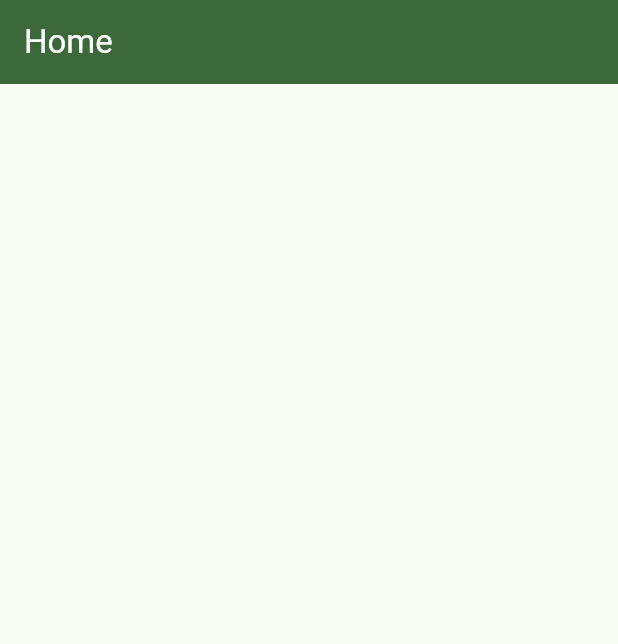
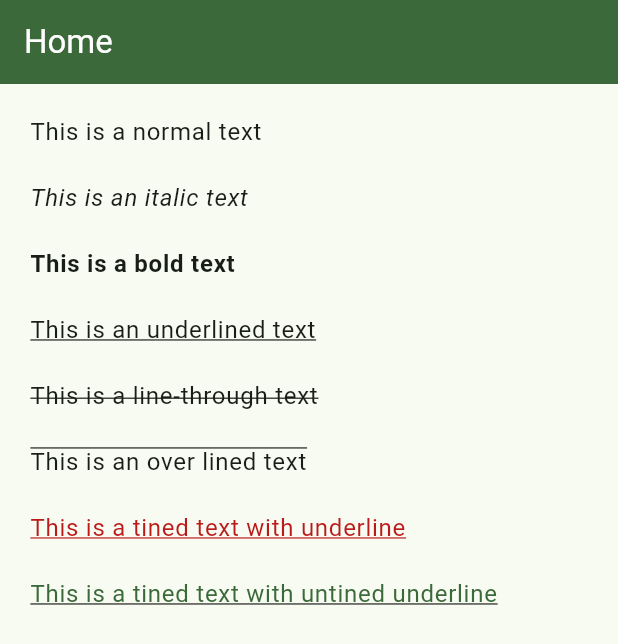
Before and after one commit to m11v/mint_flutter_extensions, a Flutter app: the screen it shows after launch, on a phone screen of 412 x 824 dp. Shown: the top 644 px of the screen. Run offline on Flutter 3.47's test engine with Material 3 defaults, Android fonts, the phone set to English and light mode, and no system bars.

Commit message:
Add extensions for TextStyle (#8)

```diff
--- a/example/lib/main.dart
+++ b/example/lib/main.dart
@@ -44,7 +44,70 @@ class MyHomePage extends StatelessWidget {
           ),
         ),
       ),
-      body: Container(),
+      body: Container(
+        padding: const EdgeInsets.all(20),
+        alignment: Alignment.topCenter,
+        child: ListView(
+          children: [
+            Text(
+              'This is a normal text',
+              style: context.body1,
+            ),
+            const SizedBox(
+              height: 20,
+            ),
+            Text(
+              'This is an italic text',
+              style: context.body1.italic,
+            ),
+            const SizedBox(
+              height: 20,
+            ),
+            Text(
+              'This is a bold text',
+              style: context.body1.bold,
+            ),
+            const SizedBox(
+              height: 20,
+            ),
+            Text(
+              'This is an underlined text',
+              style: context.body1.underline,
+            ),
+            const SizedBox(
+              height: 20,
+            ),
+            Text(
+              'This is a line-through text',
+              style: context.body1.lineThrough,
+            ),
+            const SizedBox(
+              height: 20,
+            ),
+            Text(
+              'This is an over lined text',
+              style: context.body1.overline,
+            ),
+            const SizedBox(
+              height: 20,
+            ),
+            Text(
+              'This is a tined text with underline',
+              style: context.body1.underline.tint(context.errorColor),
+            ),
+            const SizedBox(
+              height: 20,
+            ),
+            Text(
+              'This is a tined text with untined underline',
+              style: context.body1.underline.tint(
+                context.primaryColor,
+                false,
+              ),
+            ),
+          ],
+        ),
+      ),
     );
   }
 }
--- a/example/pubspec.yaml
+++ b/example/pubspec.yaml
@@ -2,7 +2,7 @@ name: example
 description: "Example app of mint flutter extensions"
 publish_to: 'none'
 
-version: 0.0.1+1
+version: 0.0.2+2
 
 environment:
   sdk: '>=3.4.4 <4.0.0'
--- a/lib/mint_flutter_extensions.dart
+++ b/lib/mint_flutter_extensions.dart
@@ -1,3 +1,5 @@
 library mint_flutter_extensions;
 
 export 'src/build_context_colors_extensions.dart';
+export 'src/build_context_text_styles_extensions.dart';
+export 'src/text_style_extensions.dart';
--- /dev/null
+++ b/lib/src/text_style_extensions.dart
@@ -0,0 +1,48 @@
+import 'package:flutter/material.dart';
+
+/// Extensions that allows to apply a text style like:
+/// `textStyle.bold`
+extension TextStyleX on TextStyle {
+  /// Make the FontStyle to italic.
+  TextStyle get italic => copyWith(
+        fontStyle: FontStyle.italic,
+      );
+
+  /// Make the FontWeight to bold.
+  TextStyle get bold => copyWith(
+        fontWeight: FontWeight.bold,
+      );
+
+  /// Draw a line underneath each line of text
+  TextStyle get underline => copyWith(
+        decoration: TextDecoration.underline,
+      );
+
+  /// Draw a line above each line of text
+  TextStyle get overline => copyWith(
+        decoration: TextDecoration.overline,
+      );
+
+  /// Draw a line through each line of text
+  TextStyle get lineThrough => copyWith(
+        decoration: TextDecoration.lineThrough,
+      );
+
+  /// Make the FontWeight, FontStyle, and TextDecoration to normal.
+  TextStyle get normal => copyWith(
+        fontWeight: FontWeight.normal,
+        fontStyle: FontStyle.normal,
+        decoration: TextDecoration.none,
+      );
+
+  /// Tint the text to the expected color.
+  /// Also tint the decoration to the expected color by default.
+  TextStyle tint(
+    Color color, [
+    bool tintDecoration = true,
+  ]) =>
+      copyWith(
+        color: color,
+        decorationColor: tintDecoration ? color : null,
+      );
+}
--- a/pubspec.yaml
+++ b/pubspec.yaml
@@ -2,7 +2,7 @@ name: mint_flutter_extensions
 description: >
   Speed up your Flutter development process by
   reducing boilerplate code with easy-to-use extensions.
-version: 0.0.2
+version: 0.1.0
 homepage: https://github.com/m11v
 repository: https://github.com/m11v/mint_flutter_extensions
 
```
Also changed, not shown: lib/src/build_context_text_styles_extensions.dart (added, +92 -0 lines), example/pubspec.lock, 2 other files.
